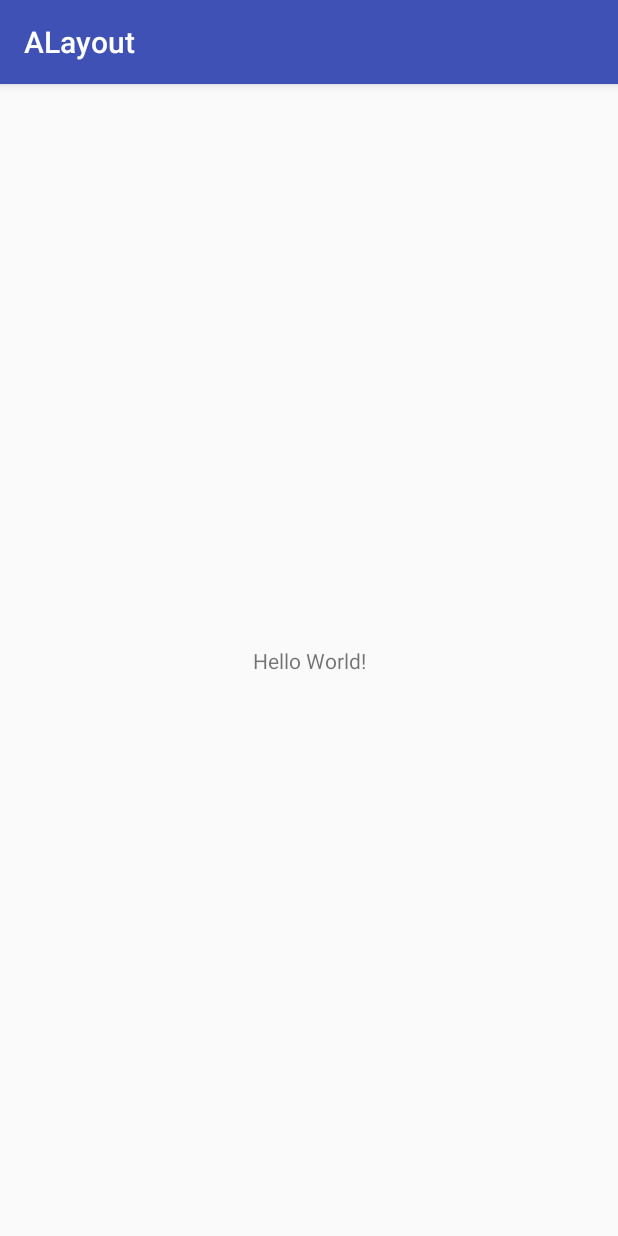
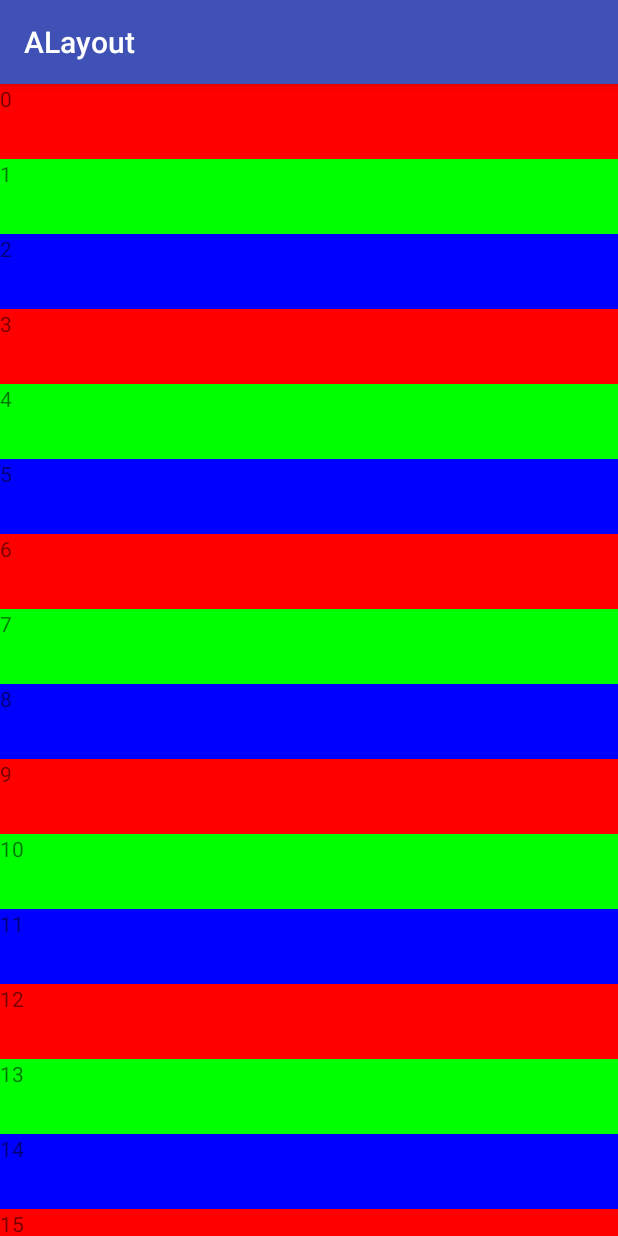
Before and after one commit to aliouswang/ALayout, an Android app: the screen it shows after launch (MainActivity), on a phone screen of 412 x 824 dp. Run offline under Robolectric (Android 15) with nearby library versions, the phone set to English and light mode, and no system bars.

```diff
--- a/app/build.gradle
+++ b/app/build.gradle
@@ -20,11 +20,12 @@ android {
 }
 
 dependencies {
-    compile fileTree(dir: 'libs', include: ['*.jar'])
+    compile fileTree(include: ['*.jar'], dir: 'libs')
     androidTestCompile('com.android.support.test.espresso:espresso-core:2.2.2', {
         exclude group: 'com.android.support', module: 'support-annotations'
     })
     compile 'com.android.support:appcompat-v7:26.+'
     compile 'com.android.support.constraint:constraint-layout:1.0.2'
     testCompile 'junit:junit:4.12'
+    compile 'com.android.support:recyclerview-v7:26.0.0-alpha1'
 }
--- /dev/null
+++ b/app/src/main/java/com/aliouswang/alayout/DefaultAdapter.java
@@ -0,0 +1,39 @@
+package com.aliouswang.alayout;
+
+import android.graphics.Color;
+import android.support.v7.widget.RecyclerView;
+import android.view.LayoutInflater;
+import android.view.View;
+import android.view.ViewGroup;
+import android.widget.TextView;
+
+/**
+ * Created by aliouswang on 2017/10/11.
+ */
+
+public class DefaultAdapter extends RecyclerView.Adapter<DefaultViewHolder>{
+
+    private String[] data = {"0", "1", "2", "3", "4", "5", "6", "7", "8", "9", "10",
+            "11", "12", "13", "14", "15", "16", "17", "18", "19"};
+
+    private int[] colors = {Color.RED, Color.GREEN, Color.BLUE};
+
+    @Override
+    public DefaultViewHolder onCreateViewHolder(ViewGroup parent, int viewType) {
+        View view = LayoutInflater.from(parent.getContext())
+                .inflate(R.layout.default_item, parent, false);
+        return new DefaultViewHolder(view);
+    }
+
+    @Override
+    public void onBindViewHolder(DefaultViewHolder holder, int position) {
+        TextView textView = holder.itemView.findViewById(R.id.textview);
+        textView.setText(data[position]);
+        textView.setBackgroundColor(colors[position % colors.length]);
+    }
+
+    @Override
+    public int getItemCount() {
+        return data.length;
+    }
+}
--- /dev/null
+++ b/app/src/main/java/com/aliouswang/alayout/DefaultViewHolder.java
@@ -0,0 +1,15 @@
+package com.aliouswang.alayout;
+
+import android.support.v7.widget.RecyclerView;
+import android.view.View;
+
+/**
+ * Created by aliouswang on 2017/10/11.
+ */
+
+public class DefaultViewHolder extends RecyclerView.ViewHolder{
+
+    public DefaultViewHolder(View itemView) {
+        super(itemView);
+    }
+}
--- a/app/src/main/java/com/aliouswang/alayout/MainActivity.java
+++ b/app/src/main/java/com/aliouswang/alayout/MainActivity.java
@@ -2,6 +2,7 @@ package com.aliouswang.alayout;
 
 import android.support.v7.app.AppCompatActivity;
 import android.os.Bundle;
+import android.support.v7.widget.RecyclerView;
 
 public class MainActivity extends AppCompatActivity {
 
@@ -9,5 +10,14 @@ public class MainActivity extends AppCompatActivity {
     protected void onCreate(Bundle savedInstanceState) {
         super.onCreate(savedInstanceState);
         setContentView(R.layout.activity_main);
+
+        initRecyclerView();
+    }
+
+    private void initRecyclerView() {
+        RecyclerView recyclerView = (RecyclerView) findViewById(R.id.recycler_view);
+        MyLayoutManager myLayoutManager = new MyLayoutManager();
+        recyclerView.setLayoutManager(myLayoutManager);
+        recyclerView.setAdapter(new DefaultAdapter());
     }
 }
--- /dev/null
+++ b/app/src/main/java/com/aliouswang/alayout/MyLayoutManager.java
@@ -0,0 +1,38 @@
+package com.aliouswang.alayout;
+
+import android.support.v7.widget.RecyclerView;
+import android.view.View;
+import android.view.ViewGroup;
+
+/**
+ * Created by aliouswang on 2017/10/11.
+ */
+
+public class MyLayoutManager extends RecyclerView.LayoutManager{
+
+    @Override
+    public RecyclerView.LayoutParams generateDefaultLayoutParams() {
+        return new RecyclerView.LayoutParams(
+                ViewGroup.LayoutParams.WRAP_CONTENT,
+                ViewGroup.LayoutParams.WRAP_CONTENT
+        );
+    }
+
+    @Override
+    public void onLayoutChildren(RecyclerView.Recycler recycler, RecyclerView.State state) {
+        detachAndScrapAttachedViews(recycler);
+
+        int offsetY = 0;
+        for (int i = 0; i < getItemCount(); i++) {
+            View view = recycler.getViewForPosition(i);
+            addView(view);
+            measureChildWithMargins(view, 0, 0);
+            int width = getDecoratedMeasuredWidth(view);
+            int height = getDecoratedMeasuredHeight(view);
+
+            layoutDecoratedWithMargins(view, 0, offsetY, width, offsetY + height);
+            offsetY += height;
+        }
+
+    }
+}
--- a/app/src/main/res/layout/activity_main.xml
+++ b/app/src/main/res/layout/activity_main.xml
@@ -6,13 +6,14 @@
     android:layout_height="match_parent"
     tools:context="com.aliouswang.alayout.MainActivity">
 
-    <TextView
-        android:layout_width="wrap_content"
-        android:layout_height="wrap_content"
-        android:text="Hello World!"
-        app:layout_constraintBottom_toBottomOf="parent"
+    <android.support.v7.widget.RecyclerView
+        android:id="@+id/recycler_view"
+        android:layout_width="0dp"
+        android:layout_height="0dp"
         app:layout_constraintLeft_toLeftOf="parent"
         app:layout_constraintRight_toRightOf="parent"
-        app:layout_constraintTop_toTopOf="parent" />
+        app:layout_constraintTop_toTopOf="parent"
+        app:layout_constraintBottom_toBottomOf="parent"
+        />
 
 </android.support.constraint.ConstraintLayout>
--- /dev/null
+++ b/app/src/main/res/layout/default_item.xml
@@ -0,0 +1,11 @@
+<?xml version="1.0" encoding="utf-8"?>
+<LinearLayout xmlns:android="http://schemas.android.com/apk/res/android"
+    android:orientation="vertical" android:layout_width="match_parent"
+    android:layout_height="wrap_content">
+
+    <TextView
+        android:id="@+id/textview"
+        android:layout_width="match_parent"
+        android:layout_height="50dp" />
+
+</LinearLayout>
```
